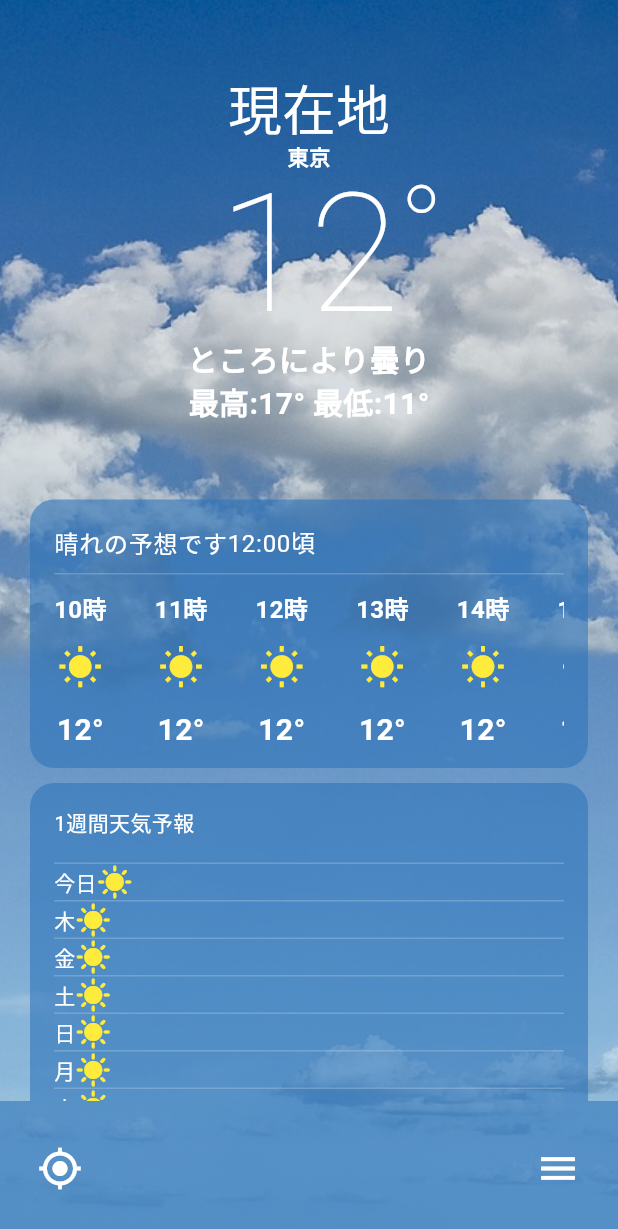
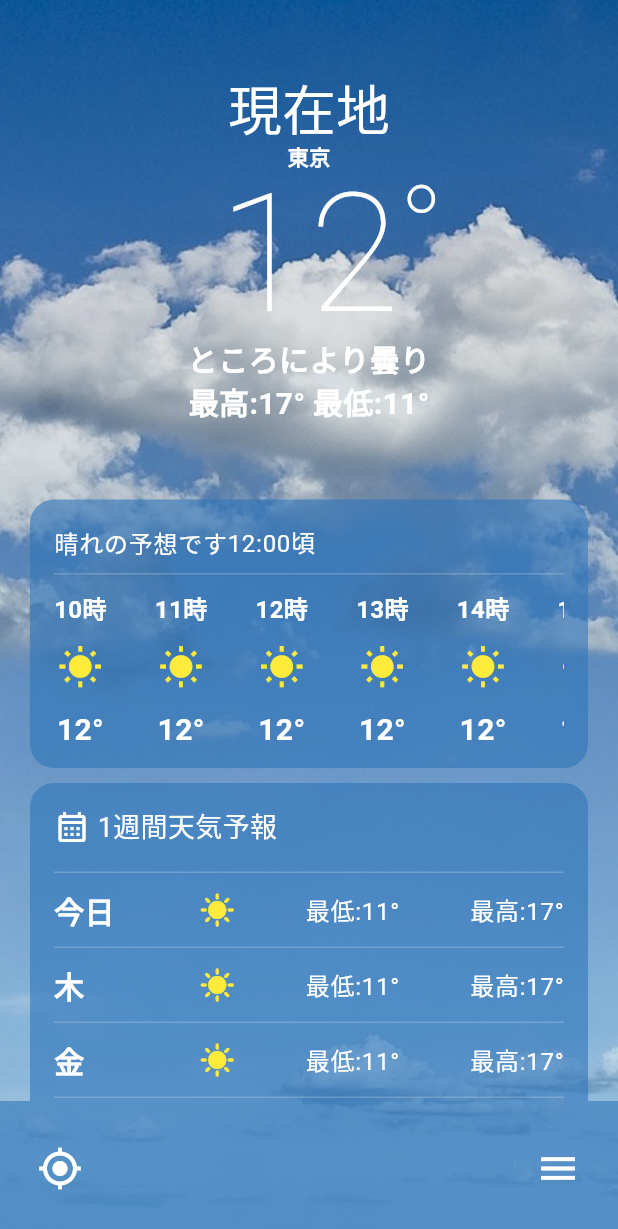
Before and after one commit to yukimiyake0607/clima_riverpod, a Flutter app: the screen it shows after launch, on a phone screen of 412 x 824 dp. Shown: the top 1229 px of the screen. Run offline on Flutter 3.47's test engine with Material 3 defaults, Android fonts, the phone set to English and light mode, and no system bars.

Commit message:
add: weekly_weatherのレイアウト構築完了
ref 以後、API連携等を行う

```diff
--- a/lib/screens/home_screen.dart
+++ b/lib/screens/home_screen.dart
@@ -41,6 +41,7 @@ class HomeScreen extends StatelessWidget {
                   height: 10,
                 ),
                 WeeklyWeather(),
+                SizedBox(height: 15),
               ],
             ),
           ),
--- a/lib/style.dart
+++ b/lib/style.dart
@@ -15,3 +15,12 @@ const kHourlyWeather = TextStyle(
   fontSize: 16.0,
   fontWeight: FontWeight.bold,
 );
+
+const kWeeklyWeather = TextStyle(
+  fontSize: 20,
+  fontWeight: FontWeight.bold,
+);
+
+const kWeeklyWeatherTitle = TextStyle(
+  fontSize: 18,
+);
--- a/lib/widgets/weekly_weather.dart
+++ b/lib/widgets/weekly_weather.dart
@@ -1,3 +1,4 @@
+import 'package:clima_riverpod/style.dart';
 import 'package:flutter/material.dart';
 
 class WeeklyWeather extends StatelessWidget {
@@ -22,10 +23,25 @@ class WeeklyWeather extends StatelessWidget {
       child: Column(
         crossAxisAlignment: CrossAxisAlignment.start,
         children: [
-          const Text('1週間天気予報'),
+          const Row(
+            children: [
+              Icon(
+                Icons.calendar_month_outlined,
+                color: Colors.white,
+              ),
+              SizedBox(
+                width: 5,
+              ),
+              Text(
+                '1週間天気予報',
+                style: kWeeklyWeatherTitle,
+              ),
+            ],
+          ),
           const SizedBox(height: 16),
           ...List.generate(7, (index) {
             return Container(
+              padding: EdgeInsets.symmetric(vertical: 10),
               decoration: BoxDecoration(
                 border: Border(
                   top: BorderSide(
@@ -34,13 +50,26 @@ class WeeklyWeather extends StatelessWidget {
                 ),
               ),
               child: Row(
+                mainAxisAlignment: MainAxisAlignment.spaceBetween,
                 children: [
-                  Text(
-                    index == 0 ? '今日' : getWeekday(index),
+                  SizedBox(
+                    width: 50,
+                    child: Text(
+                      index == 0 ? '今日' : getWeekday(index),
+                      style: kWeeklyWeather,
+                    ),
                   ),
                   const Icon(
                     Icons.sunny,
                     color: Colors.yellow,
+                  ),
+                  Text(
+                    '最低:11°',
+                    style: Theme.of(context).textTheme.bodyLarge,
+                  ),
+                  Text(
+                    '最高:17°',
+                    style: Theme.of(context).textTheme.bodyLarge,
                   ),
                 ],
               ),
```
